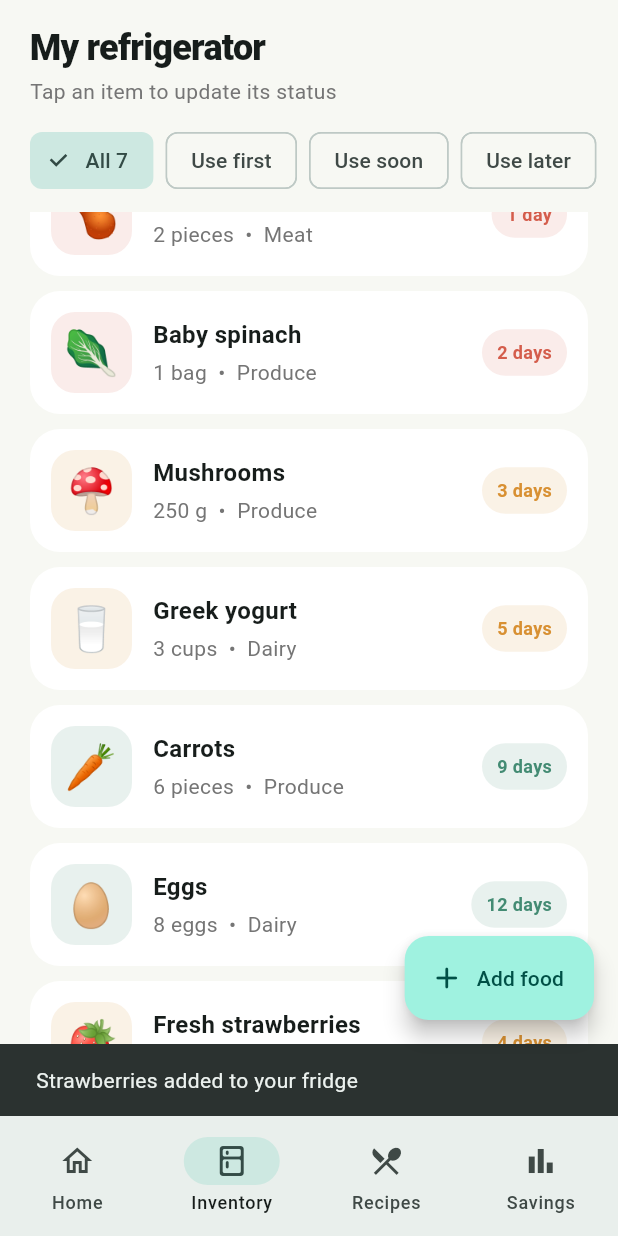
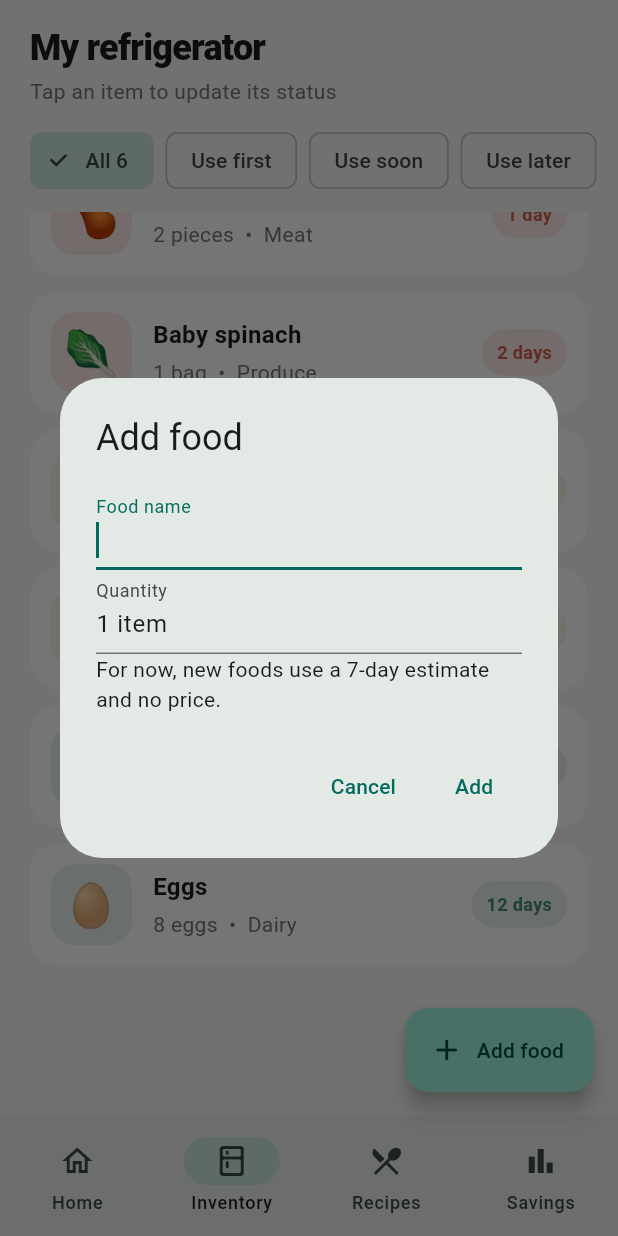
Before and after one commit to Megurni/Smartify-fridge, a Flutter app: the screen it shows after launch, item 2 of the bottom bar chosen, scrolled down 43 dp, after a tap on "Add food", on a phone screen of 412 x 824 dp. Run offline on Flutter 3.47's test engine with Material 3 defaults, Android fonts, the phone set to English and light mode, and no system bars.

Commit message:
Refactor food inventory behind asynchronous repository methods

```diff
--- a/lib/app_shell.dart
+++ b/lib/app_shell.dart
@@ -1,7 +1,9 @@
 part of 'main.dart';
 
 class SmartifyApp extends StatelessWidget {
-  const SmartifyApp({super.key});
+  const SmartifyApp({super.key, this.foodRepository});
+
+  final FoodRepository? foodRepository;
 
   @override
   Widget build(BuildContext context) {
@@ -24,13 +26,15 @@ class SmartifyApp extends StatelessWidget {
           margin: EdgeInsets.zero,
         ),
       ),
-      home: const SmartifyShell(),
+      home: SmartifyShell(foodRepository: foodRepository),
     );
   }
 }
 
 class SmartifyShell extends StatefulWidget {
-  const SmartifyShell({super.key});
+  const SmartifyShell({super.key, this.foodRepository});
+
+  final FoodRepository? foodRepository;
 
   @override
   State<SmartifyShell> createState() => _SmartifyShellState();
@@ -38,40 +42,103 @@ class SmartifyShell extends StatefulWidget {
 
 class _SmartifyShellState extends State<SmartifyShell> {
   int _selectedIndex = 0;
-  final List<FoodItem> _foods = List.of(demoFoods);
+  late final FoodRepository _repository;
+  List<FoodItem> _foods = [];
+  bool _loading = true;
+  bool _busy = false;
+  String? _loadError;
 
-  void _removeFood(FoodItem food, String outcome) {
-    setState(() => _foods.remove(food));
+  @override
+  void initState() {
+    super.initState();
+    _repository = widget.foodRepository ?? InMemoryFoodRepository();
+    _loadFoods();
+  }
+
+  Future<void> _loadFoods() async {
+    setState(() {
+      _loading = true;
+      _loadError = null;
+    });
+    try {
+      final foods = await _repository.getFoods();
+      if (mounted) setState(() => _foods = foods);
+    } catch (_) {
+      if (mounted) {
+        setState(() => _loadError = 'Could not load foods. Please retry.');
+      }
+    } finally {
+      if (mounted) setState(() => _loading = false);
+    }
+  }
+
+  Future<void> _changeFoods(
+    Future<void> Function() change,
+    String message, {
+    VoidCallback? undo,
+  }) async {
+    if (_busy) return;
+    setState(() => _busy = true);
+    try {
+      await change();
+      if (!mounted) return;
+      await _loadFoods();
+      if (!mounted) return;
       ScaffoldMessenger.of(context)
         ..hideCurrentSnackBar()
         ..showSnackBar(
           SnackBar(
-          content: Text('${food.name} marked as $outcome'),
-          action: SnackBarAction(
-            label: 'UNDO',
-            onPressed: () => setState(() => _foods.add(food)),
+            content: Text(message),
+            action: undo == null
+                ? null
+                : SnackBarAction(label: 'UNDO', onPressed: undo),
           ),
+        );
+    } catch (_) {
+      if (mounted) {
+        ScaffoldMessenger.of(context).showSnackBar(
+          const SnackBar(
+            content: Text('Could not save the change. Please retry.'),
+          ),
+        );
+      }
+    } finally {
+      if (mounted) setState(() => _busy = false);
+    }
+  }
+
+  void _removeFood(FoodItem food, String outcome) {
+    _changeFoods(
+      () => _repository.deleteFood(food.id),
+      '${food.name} marked as $outcome',
+      undo: () => _changeFoods(
+        () => _repository.addFood(food),
+        '${food.name} restored',
       ),
     );
   }
 
-  void _addDemoFood() {
-    const newFood = FoodItem(
-      name: 'Fresh strawberries',
-      emoji: '🍓',
-      quantity: '1 box',
-      daysLeft: 4,
-      price: 5.20,
-      priority: FoodPriority.soon,
-      category: 'Produce',
+  Future<void> _addFood() async {
+    final entry = await showDialog<({String name, String quantity})>(
+      context: context,
+      builder: (_) => const _AddFoodDialog(),
     );
-    setState(() {
-      if (!_foods.any((food) => food.name == newFood.name)) {
-        _foods.add(newFood);
-      }
-    });
-    ScaffoldMessenger.of(context).showSnackBar(
-      const SnackBar(content: Text('Strawberries added to your fridge')),
+    if (entry == null || !mounted) return;
+    final name = entry.name;
+    final quantity = entry.quantity;
+    final food = FoodItem(
+      id: DateTime.now().microsecondsSinceEpoch.toString(),
+      name: name,
+      emoji: '🥑',
+      quantity: quantity.isEmpty ? '1 item' : quantity,
+      daysLeft: 7,
+      price: 0,
+      priority: FoodPriority.later,
+      category: 'Other',
+    );
+    await _changeFoods(
+      () => _repository.addFood(food),
+      '$name added to your fridge',
     );
   }
 
@@ -91,11 +158,28 @@ class _SmartifyShellState extends State<SmartifyShell> {
     return Scaffold(
       body: SafeArea(
         bottom: false,
-        child: IndexedStack(index: _selectedIndex, children: pages),
+        child: _loading
+            ? const Center(child: CircularProgressIndicator())
+            : _loadError != null
+            ? Center(
+                child: Column(
+                  mainAxisSize: MainAxisSize.min,
+                  children: [
+                    Text(_loadError!),
+                    TextButton(
+                      onPressed: _loadFoods,
+                      child: const Text('Retry'),
+                    ),
+                  ],
+                ),
+              )
+            : IndexedStack(index: _selectedIndex, children: pages),
       ),
       floatingActionButton: _selectedIndex == 1
           ? FloatingActionButton.extended(
-              onPressed: _addDemoFood,
+              onPressed: _busy || _loading || _loadError != null
+                  ? null
+                  : _addFood,
               icon: const Icon(Icons.add_rounded),
               label: const Text('Add food'),
             )
@@ -130,3 +214,68 @@ class _SmartifyShellState extends State<SmartifyShell> {
     );
   }
 }
+
+class _AddFoodDialog extends StatefulWidget {
+  const _AddFoodDialog();
+
+  @override
+  State<_AddFoodDialog> createState() => _AddFoodDialogState();
+}
+
+class _AddFoodDialogState extends State<_AddFoodDialog> {
+  final _name = TextEditingController();
+  final _quantity = TextEditingController(text: '1 item');
+  final _formKey = GlobalKey<FormState>();
+
+  @override
+  void dispose() {
+    _name.dispose();
+    _quantity.dispose();
+    super.dispose();
+  }
+
+  @override
+  Widget build(BuildContext context) {
+    return AlertDialog(
+      title: const Text('Add food'),
+      content: Form(
+        key: _formKey,
+        child: Column(
+          mainAxisSize: MainAxisSize.min,
+          children: [
+            TextFormField(
+              controller: _name,
+              autofocus: true,
+              decoration: const InputDecoration(labelText: 'Food name'),
+              validator: (value) => value == null || value.trim().isEmpty
+                  ? 'Enter a food name'
+                  : null,
+            ),
+            TextFormField(
+              controller: _quantity,
+              decoration: const InputDecoration(labelText: 'Quantity'),
+            ),
+            const Text('For now, new foods use a 7-day estimate and no price.'),
+          ],
+        ),
+      ),
+      actions: [
+        TextButton(
+          onPressed: () => Navigator.pop(context),
+          child: const Text('Cancel'),
+        ),
+        TextButton(
+          onPressed: () {
+            if (_formKey.currentState!.validate()) {
+              Navigator.pop(context, (
+                name: _name.text.trim(),
+                quantity: _quantity.text.trim(),
+              ));
+            }
+          },
+          child: const Text('Add'),
+        ),
+      ],
+    );
+  }
+}
--- a/lib/main.dart
+++ b/lib/main.dart
@@ -1,7 +1,11 @@
+import 'models/food_item.dart';
+import 'repositories/food_repository.dart';
+export 'models/food_item.dart';
+export 'repositories/food_repository.dart';
 import 'package:flutter/material.dart';
 
 part 'app_shell.dart';
-part 'models/food_item.dart';
+
 part 'pages/home_page.dart';
 part 'pages/insights_page.dart';
 part 'pages/inventory_page.dart';
--- a/lib/models/food_item.dart
+++ b/lib/models/food_item.dart
@@ -1,9 +1,8 @@
-part of '../main.dart';
-
 enum FoodPriority { first, soon, later }
 
 class FoodItem {
   const FoodItem({
+    required this.id,
     required this.name,
     required this.emoji,
     required this.quantity,
@@ -13,6 +12,7 @@ class FoodItem {
     required this.category,
   });
 
+  final String id;
   final String name;
   final String emoji;
   final String quantity;
@@ -21,60 +21,3 @@ class FoodItem {
   final FoodPriority priority;
   final String category;
 }
-
-const demoFoods = [
-  FoodItem(
-    name: 'Chicken breast',
-    emoji: '🍗',
-    quantity: '2 pieces',
-    daysLeft: 1,
-    price: 8.50,
-    priority: FoodPriority.first,
-    category: 'Meat',
-  ),
-  FoodItem(
-    name: 'Baby spinach',
-    emoji: '🥬',
-    quantity: '1 bag',
-    daysLeft: 2,
-    price: 4.20,
-    priority: FoodPriority.first,
-    category: 'Produce',
-  ),
-  FoodItem(
-    name: 'Mushrooms',
-    emoji: '🍄',
-    quantity: '250 g',
-    daysLeft: 3,
-    price: 3.80,
-    priority: FoodPriority.soon,
-    category: 'Produce',
-  ),
-  FoodItem(
-    name: 'Greek yogurt',
-    emoji: '🥛',
-    quantity: '3 cups',
-    daysLeft: 5,
-    price: 5.40,
-    priority: FoodPriority.soon,
-    category: 'Dairy',
-  ),
-  FoodItem(
-    name: 'Carrots',
-    emoji: '🥕',
-    quantity: '6 pieces',
-    daysLeft: 9,
-    price: 2.60,
-    priority: FoodPriority.later,
-    category: 'Produce',
-  ),
-  FoodItem(
-    name: 'Eggs',
-    emoji: '🥚',
-    quantity: '8 eggs',
-    daysLeft: 12,
-    price: 4.90,
-    priority: FoodPriority.later,
-    category: 'Dairy',
-  ),
-];
--- /dev/null
+++ b/lib/repositories/food_repository.dart
@@ -0,0 +1,108 @@
+import '../models/food_item.dart';
+
+/// Implement this interface with HTTP calls when the backend is ready.
+abstract class FoodRepository {
+  Future<List<FoodItem>> getFoods();
+  Future<FoodItem?> getFood(String id);
+  Future<void> addFood(FoodItem food);
+  Future<void> updateFood(FoodItem food);
+  Future<void> deleteFood(String id);
+}
+
+/// Temporary data source. Changes last only for this app session.
+class InMemoryFoodRepository implements FoodRepository {
+  InMemoryFoodRepository({Iterable<FoodItem>? initialFoods})
+    : _foods = {for (final food in initialFoods ?? _sampleFoods) food.id: food};
+
+  final Map<String, FoodItem> _foods;
+
+  @override
+  Future<List<FoodItem>> getFoods() async => List.unmodifiable(_foods.values);
+
+  @override
+  Future<FoodItem?> getFood(String id) async => _foods[id];
+
+  @override
+  Future<void> addFood(FoodItem food) async {
+    if (_foods.containsKey(food.id)) {
+      throw StateError('Food already exists: ${food.id}');
+    }
+    _foods[food.id] = food;
+  }
+
+  @override
+  Future<void> updateFood(FoodItem food) async {
+    if (!_foods.containsKey(food.id)) {
+      throw StateError('Food not found: ${food.id}');
+    }
+    _foods[food.id] = food;
+  }
+
+  @override
+  Future<void> deleteFood(String id) async {
+    _foods.remove(id);
+  }
+}
+
+const _sampleFoods = [
+  FoodItem(
+    id: 'chicken',
+    name: 'Chicken breast',
+    emoji: '🍗',
+    quantity: '2 pieces',
+    daysLeft: 1,
+    price: 8.50,
+    priority: FoodPriority.first,
+    category: 'Meat',
+  ),
+  FoodItem(
+    id: 'spinach',
+    name: 'Baby spinach',
+    emoji: '🥬',
+    quantity: '1 bag',
+    daysLeft: 2,
+    price: 4.20,
+    priority: FoodPriority.first,
+    category: 'Produce',
+  ),
+  FoodItem(
+    id: 'mushrooms',
+    name: 'Mushrooms',
+    emoji: '🍄',
+    quantity: '250 g',
+    daysLeft: 3,
+    price: 3.80,
+    priority: FoodPriority.soon,
+    category: 'Produce',
+  ),
+  FoodItem(
+    id: 'yogurt',
+    name: 'Greek yogurt',
+    emoji: '🥛',
+    quantity: '3 cups',
+    daysLeft: 5,
+    price: 5.40,
+    priority: FoodPriority.soon,
+    category: 'Dairy',
+  ),
+  FoodItem(
+    id: 'carrots',
+    name: 'Carrots',
+    emoji: '🥕',
+    quantity: '6 pieces',
+    daysLeft: 9,
+    price: 2.60,
+    priority: FoodPriority.later,
+    category: 'Produce',
+  ),
+  FoodItem(
+    id: 'eggs',
+    name: 'Eggs',
+    emoji: '🥚',
+    quantity: '8 eggs',
+    daysLeft: 12,
+    price: 4.90,
+    priority: FoodPriority.later,
+    category: 'Dairy',
+  ),
+];
```
Also changed, not shown: 3 other files. Lines whose indentation alone changed are shown as unchanged.
